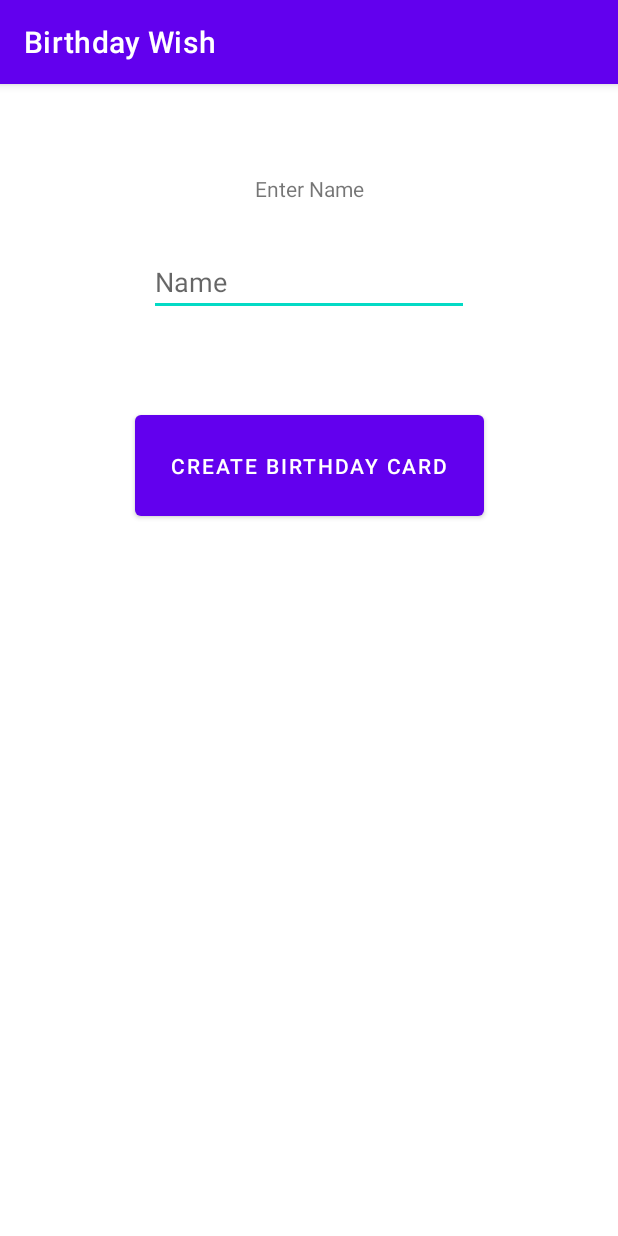
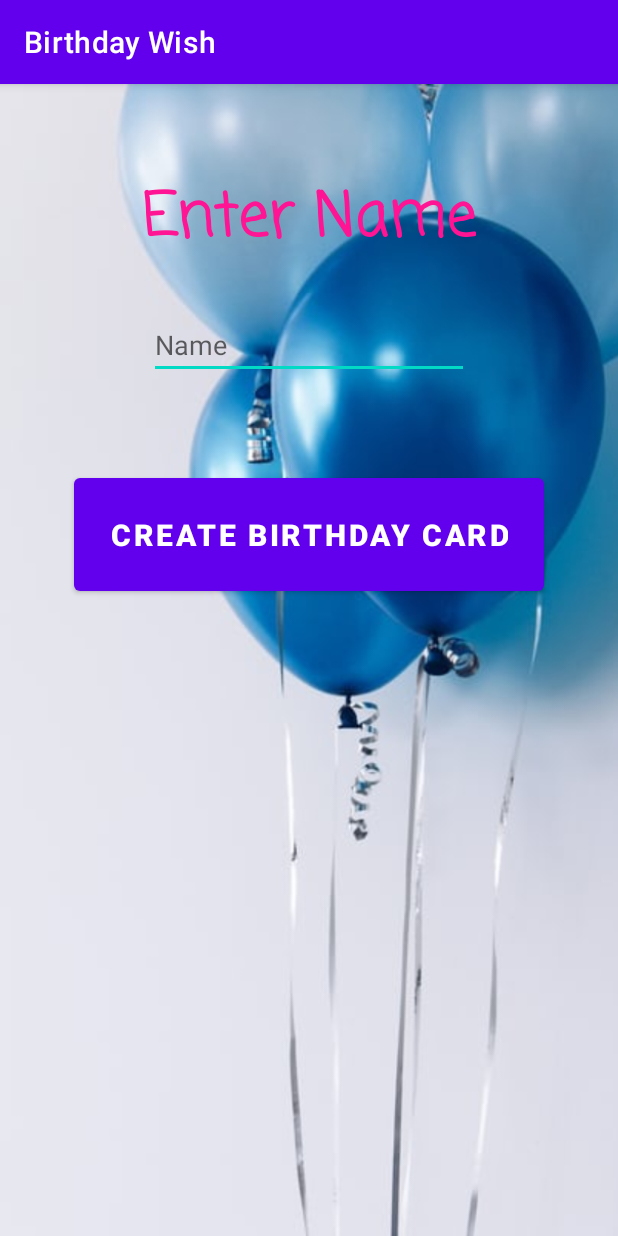
Before and after one commit to suniti0804/Birthday-Wish, an Android app: the screen it shows after launch (MainActivity), on a phone screen of 412 x 824 dp. Run offline under Robolectric (Android 15) with nearby library versions, the phone set to English and light mode, and no system bars.

Commit message:
Edited layout of Main Activity

```diff
--- a/app/src/main/res/layout/activity_main.xml
+++ b/app/src/main/res/layout/activity_main.xml
@@ -6,12 +6,22 @@
     android:layout_height="match_parent"
     tools:context=".MainActivity">
 
+    <ImageView
+        android:layout_width="match_parent"
+        android:layout_height="match_parent"
+        android:src="@drawable/balloon"
+        android:scaleType="centerCrop"/>
+
     <TextView
         android:id="@+id/helperMessage"
         android:layout_width="wrap_content"
         android:layout_height="wrap_content"
         android:layout_marginTop="60dp"
         android:text="@string/enter_name"
+        android:textSize="40dp"
+        android:textStyle="bold"
+        android:fontFamily="casual"
+        android:textColor="@color/pink"
         app:layout_constraintEnd_toEndOf="parent"
         app:layout_constraintStart_toStartOf="parent"
         app:layout_constraintTop_toTopOf="parent" />
@@ -34,6 +44,8 @@
         android:layout_height="wrap_content"
         android:layout_marginTop="60dp"
         android:text="@string/create_birthday_card"
+        android:textSize="20dp"
+        android:fontFamily="sans-serif-black"
         app:layout_constraintEnd_toEndOf="parent"
         app:layout_constraintStart_toStartOf="parent"
         android:padding="24dp"
```
